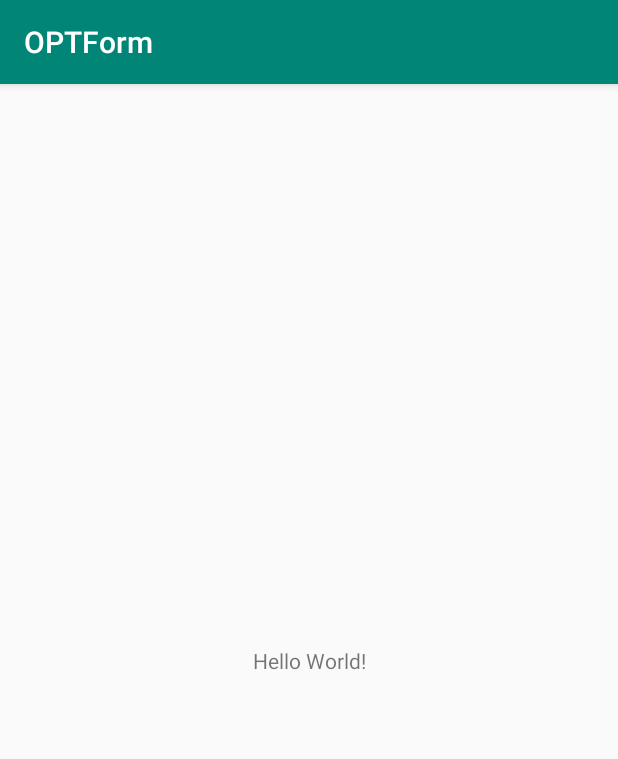
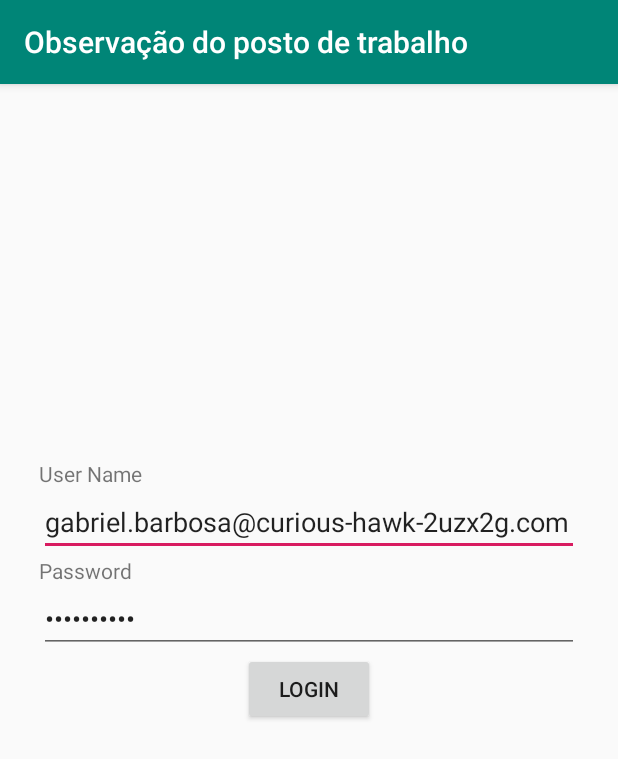
Before and after one commit to Gabrazil14/OPTform, an Android app: the screen it shows after launch (MainActivity before the commit, LoginActivity after it), on a phone screen of 412 x 824 dp. Shown: the top 759 px of the screen. Run offline under Robolectric (Android 15) with nearby library versions, the phone set to English and light mode, and no system bars.

Commit message:
Project update from IgorCastilheiro's rep

```diff
--- a/app/build.gradle
+++ b/app/build.gradle
@@ -25,4 +25,6 @@ dependencies {
     testImplementation 'junit:junit:4.12'
     androidTestImplementation 'com.android.support.test:runner:1.0.2'
     androidTestImplementation 'com.android.support.test.espresso:espresso-core:3.0.2'
+    implementation 'com.squareup.retrofit2:retrofit:2.1.0'
+    implementation 'com.squareup.retrofit2:converter-gson:2.1.0'
 }
--- /dev/null
+++ b/app/src/main/java/com/barbosa/gabriel/optform/Interface/OPTApi.java
@@ -0,0 +1,13 @@
+package com.barbosa.gabriel.optform.Interface;
+
+import com.barbosa.gabriel.optform.model.Supervisor;
+
+import retrofit2.Call;
+import retrofit2.http.GET;
+import retrofit2.http.Header;
+
+public interface OPTApi {
+    @GET("services/apexrest/Supervisor")
+    Call<Supervisor> getSupervisor(@Header("Authorization") String token);
+
+}
--- /dev/null
+++ b/app/src/main/java/com/barbosa/gabriel/optform/Interface/SalesForceLoginApi.java
@@ -0,0 +1,18 @@
+package com.barbosa.gabriel.optform.Interface;
+
+import com.barbosa.gabriel.optform.model.Session;
+
+import retrofit2.Call;
+import retrofit2.http.Field;
+import retrofit2.http.FormUrlEncoded;
+import retrofit2.http.POST;
+
+public interface SalesForceLoginApi {
+    String loginUrl = "https://login.salesforce.com/services/oauth2/";
+
+    @FormUrlEncoded
+    @POST("token")
+    Call<Session> login(@Field("grant_type") String grantType, @Field("client_id") String clientId, @Field("client_secret") String clientSecret, @Field("username") String username, @Field("password") String password);
+
+
+}
--- /dev/null
+++ b/app/src/main/java/com/barbosa/gabriel/optform/MainApplication.java
@@ -0,0 +1,52 @@
+package com.barbosa.gabriel.optform;
+
+import android.app.Application;
+import android.content.Context;
+import android.content.SharedPreferences;
+
+import com.barbosa.gabriel.optform.model.Session;
+
+import retrofit2.Retrofit;
+import retrofit2.converter.gson.GsonConverterFactory;
+
+public class MainApplication extends Application {
+    private static Retrofit retrofit;
+    private static Session currentSession;
+    private static SharedPreferences sharedpreferences;
+    private static SharedPreferences.Editor editor;
+
+    public static Retrofit getRetrofit(String url) {
+        if (retrofit == null) {
+            retrofit = new Retrofit.Builder()
+                    .addConverterFactory(GsonConverterFactory.create())
+                    .baseUrl(url)
+                    .build();
+        }
+        return retrofit;
+    }
+
+    @Override
+    public void onCreate() {
+        super.onCreate();
+        sharedpreferences = getSharedPreferences("Login", Context.MODE_PRIVATE);
+        editor = sharedpreferences.edit();
+    }
+
+    public Session getSession() {
+        if (currentSession == null) {
+            String token = sharedpreferences.getString("token", "");
+            String url = sharedpreferences.getString("instance_url", "");
+            currentSession = new Session(token, url);
+        }
+        return currentSession;
+    }
+
+    public void saveSession(Session session) {
+        currentSession = session;
+        editor.putString("instance_url", session.getInstanceUrl());
+        editor.putString("token", session.getAccessToken());
+        editor.apply();
+        editor.commit();
+    }
+
+}
--- /dev/null
+++ b/app/src/main/java/com/barbosa/gabriel/optform/activity/BaseActivity.java
@@ -0,0 +1,31 @@
+package com.barbosa.gabriel.optform.activity;
+
+import android.content.Context;
+import android.os.Bundle;
+import android.support.v7.app.AppCompatActivity;
+
+import com.barbosa.gabriel.optform.dialog.LoadingDialog;
+
+public class BaseActivity extends AppCompatActivity {
+
+    private LoadingDialog loadingDialog;
+
+    @Override
+    protected void onCreate(Bundle savedInstanceState) {
+        super.onCreate(savedInstanceState);
+    }
+
+    public void showLoadingDialog(Context context) {
+
+        loadingDialog = new LoadingDialog(context);
+        loadingDialog.show();
+
+    }
+
+    public void hideLoadingDialog() {
+
+        if (loadingDialog != null)
+            loadingDialog.dismiss();
+
+    }
+}
--- /dev/null
+++ b/app/src/main/java/com/barbosa/gabriel/optform/activity/LoginActivity.java
@@ -0,0 +1,77 @@
+package com.barbosa.gabriel.optform.activity;
+
+import android.content.Intent;
+import android.os.Bundle;
+import android.view.View;
+import android.widget.Button;
+import android.widget.EditText;
+import android.widget.Toast;
+
+import com.barbosa.gabriel.optform.Interface.SalesForceLoginApi;
+import com.barbosa.gabriel.optform.MainApplication;
+import com.barbosa.gabriel.optform.R;
+import com.barbosa.gabriel.optform.model.Session;
+
+import retrofit2.Call;
+import retrofit2.Callback;
+import retrofit2.Response;
+import retrofit2.Retrofit;
+
+public class LoginActivity extends BaseActivity {
+
+    private EditText userName;
+    private EditText password;
+
+    @Override
+    protected void onCreate(Bundle savedInstanceState) {
+        super.onCreate(savedInstanceState);
+        setContentView(R.layout.activity_login);
+
+        userName = findViewById(R.id.user_name_text);
+        password = findViewById(R.id.user_password);
+        Button login = findViewById(R.id.login_button);
+
+        login.setOnClickListener(new View.OnClickListener() {
+            @Override
+            public void onClick(View v) {
+                showLoadingDialog(LoginActivity.this);
+                Retrofit retrofit = MainApplication.getRetrofit(SalesForceLoginApi.loginUrl);
+                SalesForceLoginApi loginApi = retrofit.create(SalesForceLoginApi.class);
+                Call<Session> call = loginApi.login("password",
+                        "3MVG9ZF4bs_.MKug78PunwIbV3anh9yu_vTv6ifsF0L2GJTTpAA1qBdWRQ3I8aHZYDqVfAo_xOl7MK8Is27Ho",
+                        "CF0025345F3A6B3FB2A8254426B931BAF560C20C82FEA8407353DE54A614F4EA",
+                        userName.getText().toString(),
+                        password.getText().toString());
+
+                call.enqueue(new Callback<Session>() {
+                    @Override
+                    public void onResponse(Call<Session> call, Response<Session> response) {
+                        if (response.isSuccessful()) {
+                            Session session = response.body();
+
+                            ((MainApplication) getApplication()).saveSession(session);
+
+                            Intent intent = new Intent(LoginActivity.this, MainActivity.class);
+                            intent.addFlags(Intent.FLAG_ACTIVITY_CLEAR_TOP | Intent.FLAG_ACTIVITY_NEW_TASK);
+                            hideLoadingDialog();
+                            startActivity(intent);
+                            finish();
+                        } else {
+                            Toast.makeText(LoginActivity.this, getString(R.string.login_error), Toast.LENGTH_LONG).show();
+                            hideLoadingDialog();
+                        }
+
+                    }
+
+                    @Override
+                    public void onFailure(Call<Session> call, Throwable t) {
+                        Toast.makeText(LoginActivity.this, getString(R.string.login_error), Toast.LENGTH_LONG).show();
+                        hideLoadingDialog();
+                    }
+                });
+            }
+        });
+
+
+    }
+}
--- /dev/null
+++ b/app/src/main/java/com/barbosa/gabriel/optform/activity/MainActivity.java
@@ -0,0 +1,64 @@
+package com.barbosa.gabriel.optform.activity;
+
+import android.content.Intent;
+import android.os.Bundle;
+import android.widget.TextView;
+import android.widget.Toast;
+
+import com.barbosa.gabriel.optform.Interface.OPTApi;
+import com.barbosa.gabriel.optform.MainApplication;
+import com.barbosa.gabriel.optform.R;
+import com.barbosa.gabriel.optform.model.Session;
+import com.barbosa.gabriel.optform.model.Supervisor;
+
+import retrofit2.Call;
+import retrofit2.Callback;
+import retrofit2.Response;
+import retrofit2.Retrofit;
+
+public class MainActivity extends BaseActivity {
+    private Session session;
+    private Supervisor supervisor;
+
+    private TextView welcomeLabel;
+
+    @Override
+    protected void onCreate(Bundle savedInstanceState) {
+        super.onCreate(savedInstanceState);
+        setContentView(R.layout.activity_main);
+        session = ((MainApplication) getApplication()).getSession();
+        if (!session.isValid()) {
+            Intent intent = new Intent(MainActivity.this, LoginActivity.class);
+            startActivity(intent);
+        } else {
+            welcomeLabel = findViewById(R.id.welcome_label);
+            showLoadingDialog(this);
+            loadSupervisorData();
+        }
+    }
+
+    private void loadSupervisorData() {
+        Retrofit retrofit = MainApplication.getRetrofit(session.getInstanceUrl());
+        OPTApi optApi = retrofit.create(OPTApi.class);
+        Call<Supervisor> call = optApi.getSupervisor(session.getAccessToken());
+        call.enqueue(new Callback<Supervisor>() {
+            @Override
+            public void onResponse(Call<Supervisor> call, Response<Supervisor> response) {
+                if (response.isSuccessful()) {
+                    supervisor = response.body();
+                    welcomeLabel.setText(getString(R.string.welcome, supervisor.getName()));
+                    hideLoadingDialog();
+                } else {
+                    Toast.makeText(MainActivity.this, getString(R.string.login_error), Toast.LENGTH_LONG).show();
+                    hideLoadingDialog();
+                }
+            }
+
+            @Override
+            public void onFailure(Call<Supervisor> call, Throwable t) {
+                Toast.makeText(MainActivity.this, getString(R.string.login_error), Toast.LENGTH_LONG).show();
+                hideLoadingDialog();
+            }
+        });
+    }
+}
--- /dev/null
+++ b/app/src/main/java/com/barbosa/gabriel/optform/model/Session.java
@@ -0,0 +1,38 @@
+package com.barbosa.gabriel.optform.model;
+
+import com.google.gson.annotations.SerializedName;
+
+@SuppressWarnings("unused")
+public class Session {
+
+    @SerializedName("access_token")
+    private String accessToken;
+    @SerializedName("instance_url")
+    private String instanceUrl;
+
+    public Session(String accessToken, String instanceUrl) {
+        this.accessToken = "Bearer " + accessToken;
+        this.instanceUrl = instanceUrl;
+    }
+
+    public boolean isValid() {
+        return !accessToken.isEmpty() && !instanceUrl.isEmpty();
+    }
+
+    public String getAccessToken() {
+        return accessToken;
+    }
+
+    public void setAccessToken(String accessToken) {
+        this.accessToken = accessToken;
+    }
+
+    public String getInstanceUrl() {
+        return instanceUrl;
+    }
+
+    public void setInstanceUrl(String instanceUrl) {
+        this.instanceUrl = instanceUrl;
+    }
+
+}
--- /dev/null
+++ b/app/src/main/res/layout/activity_login.xml
@@ -0,0 +1,58 @@
+<?xml version="1.0" encoding="utf-8"?>
+<android.support.constraint.ConstraintLayout xmlns:android="http://schemas.android.com/apk/res/android"
+    xmlns:app="http://schemas.android.com/apk/res-auto"
+    xmlns:tools="http://schemas.android.com/tools"
+    android:layout_width="match_parent"
+    android:layout_height="match_parent"
+    tools:context=".activity.LoginActivity">
+
+    <TextView
+        android:layout_width="wrap_content"
+        android:layout_height="wrap_content"
+        android:text="@string/user_name"
+        app:layout_constraintBottom_toTopOf="@+id/user_name_text"
+        app:layout_constraintStart_toStartOf="@id/user_name_text" />
+
+    <EditText
+        android:id="@+id/user_name_text"
+        android:layout_width="360dp"
+        android:layout_height="wrap_content"
+        android:layout_marginStart="8dp"
+        android:layout_marginTop="8dp"
+        android:layout_marginEnd="8dp"
+        android:layout_marginBottom="8dp"
+        android:inputType="textEmailAddress"
+        android:text="@string/login_gabriel"
+        app:layout_constraintBottom_toBottomOf="parent"
+        app:layout_constraintEnd_toEndOf="parent"
+        app:layout_constraintStart_toStartOf="parent"
+        app:layout_constraintTop_toTopOf="parent"
+        app:layout_constraintVertical_bias="0.37" />
+
+    <TextView
+        android:id="@+id/user_password_label"
+        android:layout_width="wrap_content"
+        android:layout_height="wrap_content"
+        android:text="@string/password"
+        app:layout_constraintStart_toStartOf="@id/user_name_text"
+        app:layout_constraintTop_toBottomOf="@id/user_name_text" />
+
+    <EditText
+        android:id="@+id/user_password"
+        android:layout_width="360dp"
+        android:layout_height="wrap_content"
+        android:inputType="textPassword"
+        android:text="@string/password_gabriel"
+        app:layout_constraintStart_toStartOf="@id/user_name_text"
+        app:layout_constraintTop_toBottomOf="@id/user_password_label" />
+
+    <Button
+        android:id="@+id/login_button"
+        android:layout_width="wrap_content"
+        android:layout_height="wrap_content"
+        android:text="@string/login"
+        app:layout_constraintEnd_toEndOf="@id/user_password"
+        app:layout_constraintStart_toStartOf="@id/user_password"
+        app:layout_constraintTop_toBottomOf="@id/user_password" />
+
+</android.support.constraint.ConstraintLayout>
--- a/app/src/main/res/values/strings.xml
+++ b/app/src/main/res/values/strings.xml
@@ -1,3 +1,16 @@
 <resources>
+    <!--Login information-->
+    <string name="login_gabriel">gabriel.barbosa@curious-hawk-2uzx2g.com</string>
+    <string name="password_gabriel">GBarbosa00</string>
+    <!--Login information-->
     <string name="app_name">OPTForm</string>
+    <string name="user_name">User Name</string>
+    <string name="password">Password</string>
+    <string name="login">Login</string>
+    <string name="logged_at">Logged at %s</string>
+    <string name="login_error">Something wrong happened, try again</string>
+    <string name="main_title">Observação do posto de trabalho</string>
+    <string name="welcome">Bim vindo, %s!</string>
+    <string name="new_opt">Nova OPT</string>
+    <string name="minhas_opts">Minhas OPTs</string>
 </resources>
```
Also changed, not shown: app/src/main/AndroidManifest.xml (+10 -2 lines), app/src/main/java/com/barbosa/gabriel/optform/dialog/LoadingDialog.java (added, +28 -0 lines), app/src/main/java/com/barbosa/gabriel/optform/model/Supervisor.java (added, +50 -0 lines), app/src/main/res/layout/activity_main.xml (+37 -4 lines), app/src/main/res/layout/dialog_loading.xml (added, +21 -0 lines), 1 other file.
